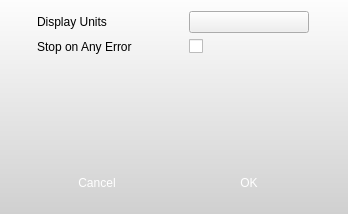
First picture: the form in Graffik/gui/core/Options/globaloptionsdialog.ui, repository DynamicPerception/Graffik_Legacy, before the edit.
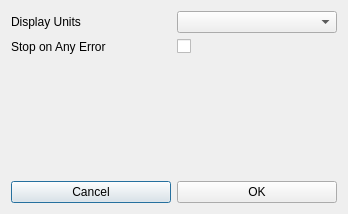
Second picture: the form after the edit. Icons and pictures are not drawn.

Patch:
```diff
--- a/Graffik/gui/core/Options/globaloptionsdialog.ui
+++ b/Graffik/gui/core/Options/globaloptionsdialog.ui
@@ -14,32 +14,7 @@
    <string>Settings</string>
   </property>
   <property name="styleSheet">
-   <string notr="true">QPushButton {
-border: 0px transparent;
-max-width:120px;
-max-height: 40px;
-min-width:120px;
-min-height: 40px;
-color: rgb(255,255,255);
-font: 12px &quot;Lucida Sans&quot;;
-}
-
-#okButton {
-border-image: url(:/core/small-blue-but-normal.png);
-}
-
-#cancelButton {
-border-image: url(:/core/small-gray-but-normal.png);
-}
-
-QComboBox:drop-down {
-border-image: url(:/core/drop-down-sm-blue.png);
-border: 0px transparent;
-}
-
-#GlobalOptionsDialog {
-background-color: qlineargradient(spread:pad, x1:0, y1:0, x2:0, y2:1, stop:0 rgba(253, 253, 253, 255), stop:1 rgba(208, 208, 208, 255));
-}</string>
+   <string notr="true"/>
   </property>
   <layout class="QGridLayout" name="gridLayout">
    <item row="0" column="0">
```
